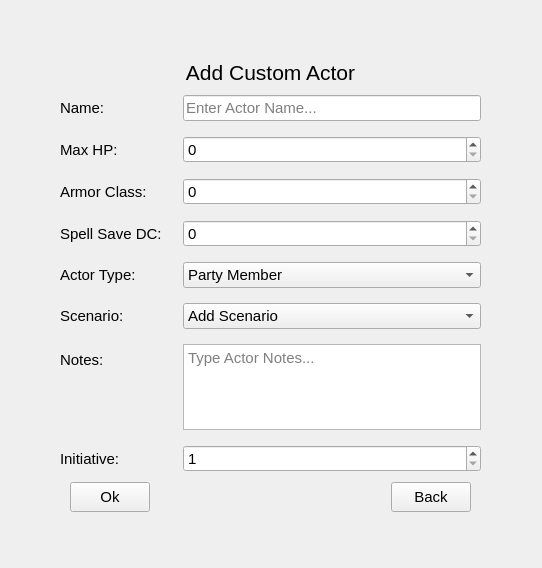
Old version of the form Dnd-Combat-Tracker/addactorform.ui in the repository taintedbones/Dnd-Combat-Tracker.
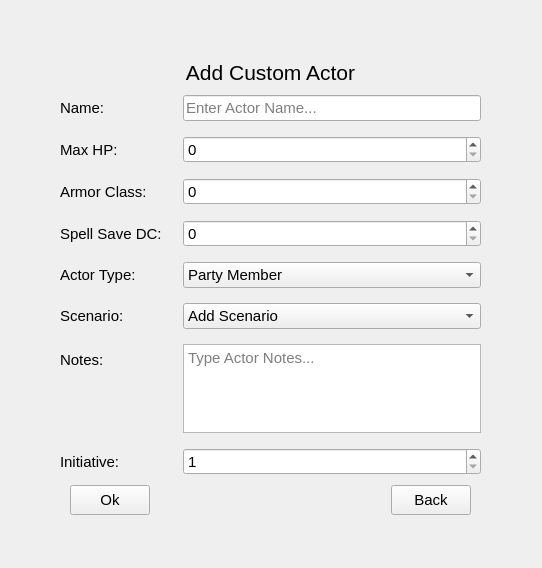
New version of the form. The open tabs and pages were chosen to show the change.

The edit to the form file:
```diff
--- a/Dnd-Combat-Tracker/addactorform.ui
+++ b/Dnd-Combat-Tracker/addactorform.ui
@@ -121,7 +121,7 @@
        <x>30</x>
        <y>30</y>
        <width>421</width>
-       <height>452</height>
+       <height>455</height>
       </rect>
      </property>
      <layout class="QVBoxLayout" name="verticalLayout_3">
```
Left out of the diff: 2 changed lines with no effect on the pictures.
